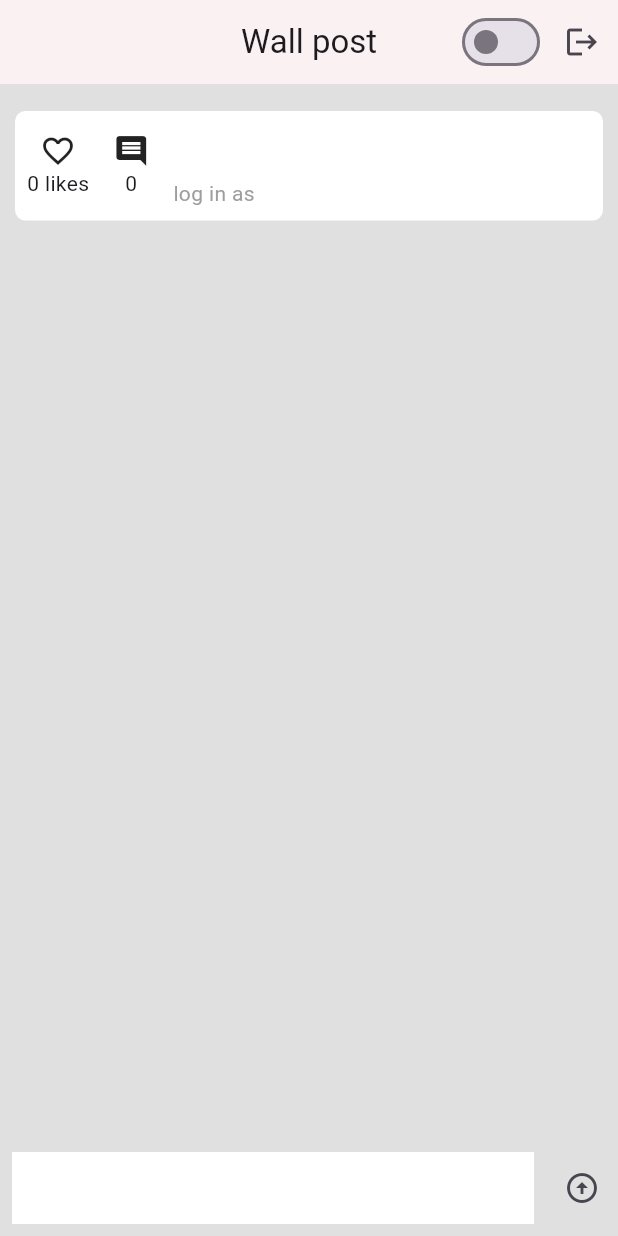
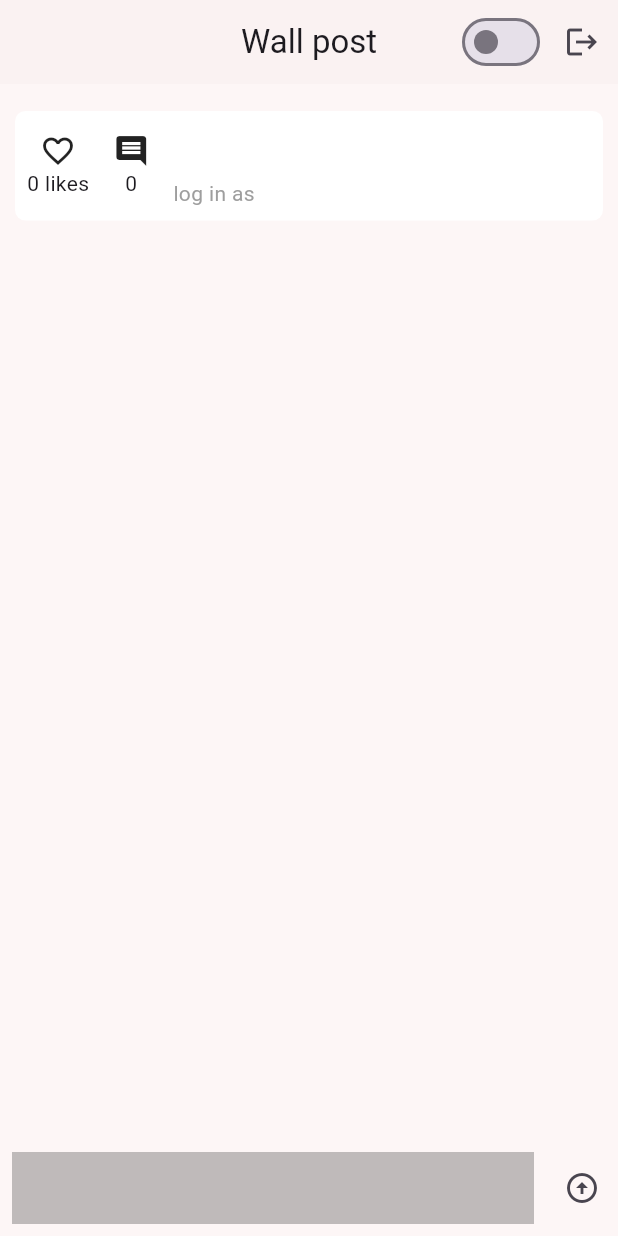
Before and after one commit to Nishesh73/minimals_socialmedia, a Flutter app: the screen it shows once a user with an empty profile is signed in, after a tap on the "arrow circle up" icon, on a phone screen of 412 x 824 dp. Run offline on Flutter 3.47's test engine with Material 3 defaults, Android fonts, the light colour scheme and no system bars; our stand-ins replace cloud_firestore, firebase_auth, firebase_core, shared_preferences; accounts and stored records are empty; network calls fail.

Commit message:
final touch

```diff
--- a/lib/main.dart
+++ b/lib/main.dart
@@ -2,6 +2,7 @@
 
 import 'package:firebase_auth/firebase_auth.dart';
 import 'package:firebase_core/firebase_core.dart';
+import 'package:flutter/cupertino.dart';
 import 'package:flutter/material.dart';
 import 'package:minimalsocialmedia/chatappdir/chathome.dart';
 import 'package:minimalsocialmedia/firebase_options.dart';
@@ -16,6 +17,9 @@ void main()async {
  await Firebase.initializeApp(
   options: DefaultFirebaseOptions.currentPlatform,
 );
+
+
+
   runApp( ChangeNotifierProvider<ThemeNotifier>(
     create: (context)=>ThemeNotifier(),
 
@@ -23,36 +27,34 @@ void main()async {
 }
 
 class MyApp extends StatelessWidget {
-  const MyApp({super.key});
+
+   MyApp({super.key});
 
   // This widget is the root of your application.
+  //never give up best app developer on the planet
   @override
   Widget build(BuildContext context) {
-    return FutureBuilder<ThemeData>(
-      // this code is to resolve themedata object for theme change
-      future: Provider.of<ThemeNotifier>(context).getTheme() ,
-      builder: (context,snapshot){
-        if(snapshot.connectionState == ConnectionState.waiting){
-          return CircularProgressIndicator();
-        }
+    return
 
-        return MaterialApp(
-        //getting theme light or black
-         theme: snapshot.data,//it will return themedata
+         MaterialApp(
+        ////getting theme light or black
+          theme: Provider.of<ThemeNotifier>(context).getTheme(),//it will return themedata
     // return MaterialApp(
         debugShowCheckedModeBanner: false,
         home: StreamBuilder(stream: FirebaseAuth.instance.authStateChanges(),
          builder: (context, snapshot){
-          //it will handle if user is login then show home othrwise show the register page
-          //if any type of authdata will change then stream will emit new auth data, Streambuilder
+        //  //it will handle if user is login then show home othrwise show the register page
+         // //if any type of authdata will change then stream will emit new auth data, Streambuilder
 
-          // responsible for rebuilding buil method, on the basis of that  ChatHome and Register page will display, if there
-          //is no auth data Register page will display otherwise ChatHome page will display
+        //  // responsible for rebuilding buil method, on the basis of that  ChatHome and Register page will display, if there
+         // //is no auth data Register page will display otherwise ChatHome page will display
 
           if(snapshot.hasData){
             // return ChatHome();
             return Home();
           }
+
+
       return Register();
 
          })
@@ -64,10 +66,10 @@ class MyApp extends StatelessWidget {
       );
 
 
-       } ,
+      //  } ,
 
 
-    );
+    // );
 
 
     }
--- a/lib/provider/themeprovider.dart
+++ b/lib/provider/themeprovider.dart
@@ -6,13 +6,13 @@ class ThemeNotifier extends ChangeNotifier{
 
   //getting theme
 
- Future<ThemeData> getTheme()async{
+  getTheme(){
   //since getTheme() function return future<Themedata> thats why i have to wait
   //till it gives Themedata we can use futurebuilder or steambuilder to handle this
 
-      SharedPreferences sharedPreferences = await SharedPreferences.getInstance();
-//       //initially it's value will be false oviously
- darkTheme =  sharedPreferences.getBool("isDt")??false;
+//       SharedPreferences sharedPreferences = await SharedPreferences.getInstance();
+// //       //initially it's value will be false oviously
+//  darkTheme =  sharedPreferences.getBool("isDt")??false;
 
 
     if(darkTheme == true){
@@ -24,18 +24,18 @@ class ThemeNotifier extends ChangeNotifier{
 
   }
 //toggle the theme
-toogleTheme(BuildContext context){
+toogleTheme(){
   //show the circularprogress indicator and dismiss as like dialogbox
-  showDialog(context: context, builder: (context) {
-    return CircularProgressIndicator();
+  // showDialog(context: context, builder: (context) {
+  //   return CircularProgressIndicator();
 
-  });
+  // });
   darkTheme = !darkTheme;
 
-  //after operation complete dialog dismiss
-  Navigator.pop(context);
+  //  saveThemeState(darkTheme);
+  // Navigator.pop(context);
   notifyListeners();
-  saveThemeState(darkTheme);//same thme state in background without blocking the code
+
 }
 
 
--- a/lib/screens/home.dart
+++ b/lib/screens/home.dart
@@ -71,7 +71,7 @@ class _HomeState extends State<Home> {
   Widget build(BuildContext context) {
     return Scaffold(
       //whole body bg without appbar
-      backgroundColor:Provider.of<ThemeNotifier>(context).darkTheme==true?Colors.black87: Colors.grey[300],
+      backgroundColor:Provider.of<ThemeNotifier>(context).darkTheme==true?Colors.black87: Color.fromARGB(255, 253, 246, 246),
 
       appBar: AppBar(
        backgroundColor: Provider.of<ThemeNotifier>(context).darkTheme==true?Colors.black87: Color.fromRGBO(250, 242, 242, 1),
@@ -81,7 +81,7 @@ class _HomeState extends State<Home> {
 
         [
           Switch(value: Provider.of<ThemeNotifier>(context).darkTheme , onChanged: (_){
-            Provider.of<ThemeNotifier>(context, listen: false ).toogleTheme(context);
+            Provider.of<ThemeNotifier>(context, listen: false ).toogleTheme();
 
           }),
 
@@ -140,7 +140,7 @@ class _HomeState extends State<Home> {
                 controller: _postController,
                 decoration: InputDecoration(
                   border: InputBorder.none,
-                  fillColor: Provider.of<ThemeNotifier>(context).darkTheme==true?const Color.fromARGB(221, 49, 47, 47): Colors.white,
+                  fillColor: Provider.of<ThemeNotifier>(context).darkTheme==true?Color.fromARGB(221, 187, 176, 176): Color.fromARGB(255, 191, 186, 186),
                   filled: true,
                 ),
               ),
```
